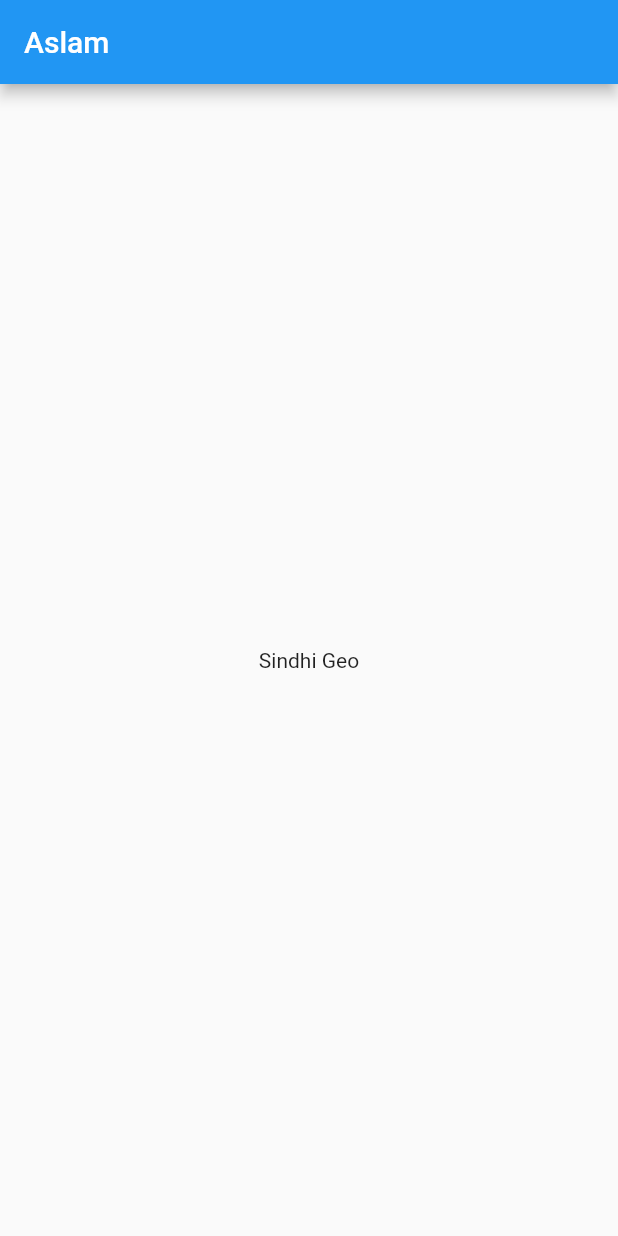
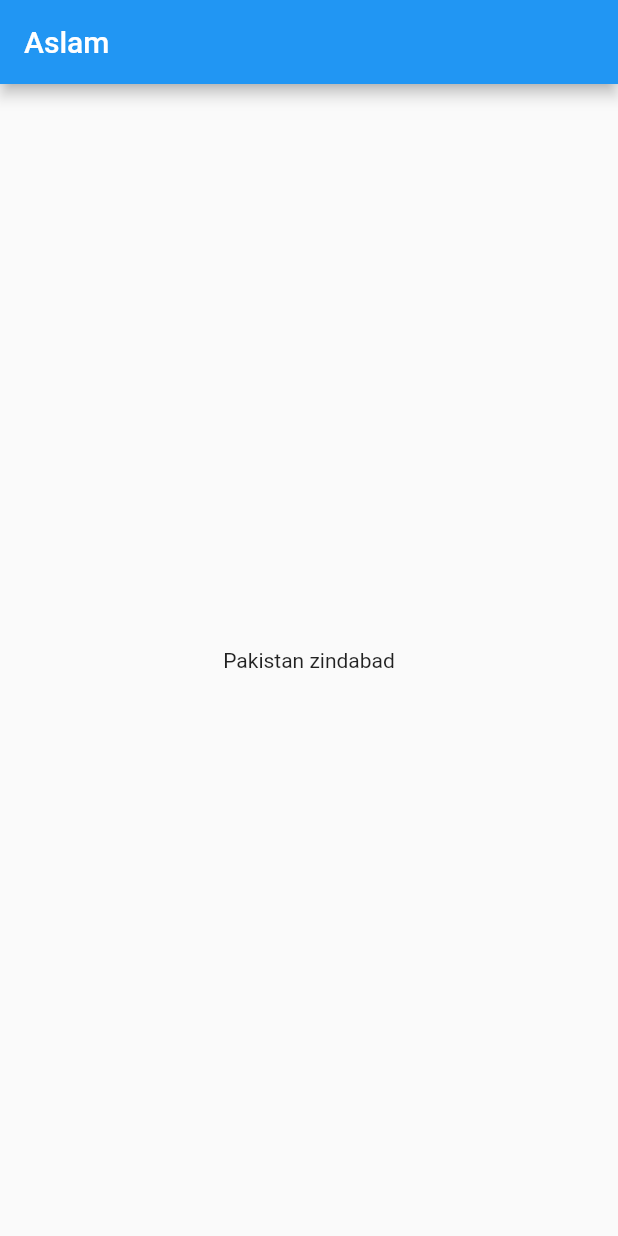
Before and after one commit to AxlamJ/Assigment_1, a Flutter app: the screen it shows after launch, on a phone screen of 412 x 824 dp. Run offline on Flutter 3.47's test engine with Material 2 defaults, Android fonts, the phone set to English and light mode, and no system bars.

Commit message:
pakistan zindapbad

```diff
--- a/lib/main.dart
+++ b/lib/main.dart
@@ -15,7 +15,7 @@ class MyApp extends StatelessWidget {
 
       ),
       body: Center(
-        child: Text("Sindhi Geo"),
+        child: Text("Pakistan zindabad"),
         ),
       ),
 
```
